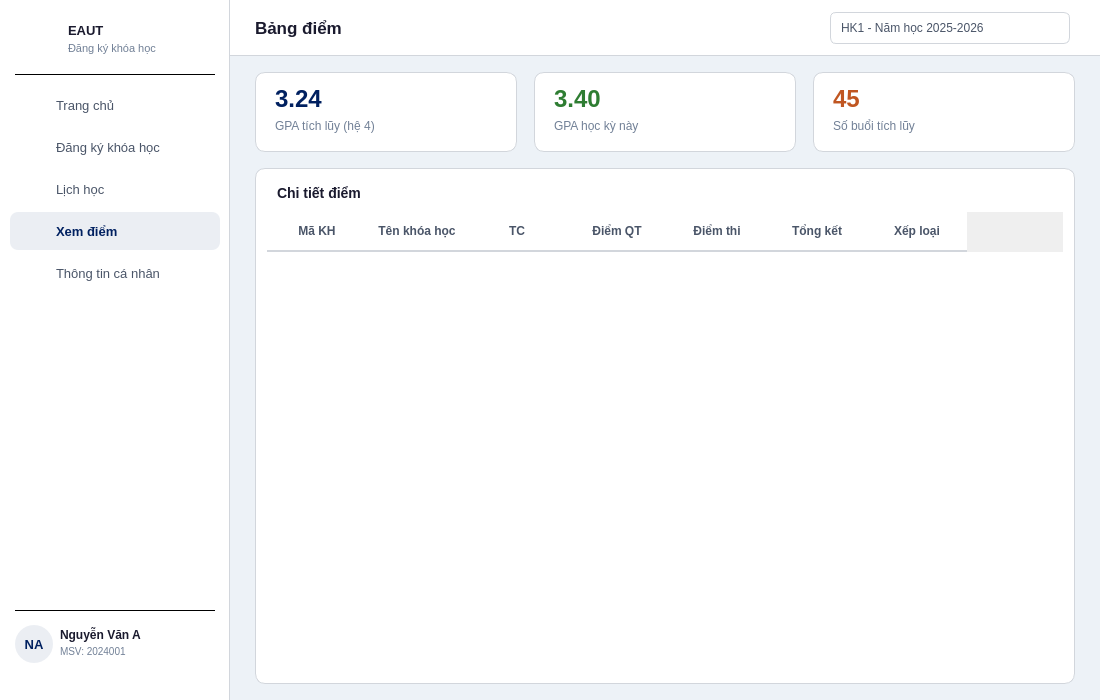
Above: frontend/ui/grades.ui from abcxyzawe/BaiTapLonPy before the change. Below: the same form after it.
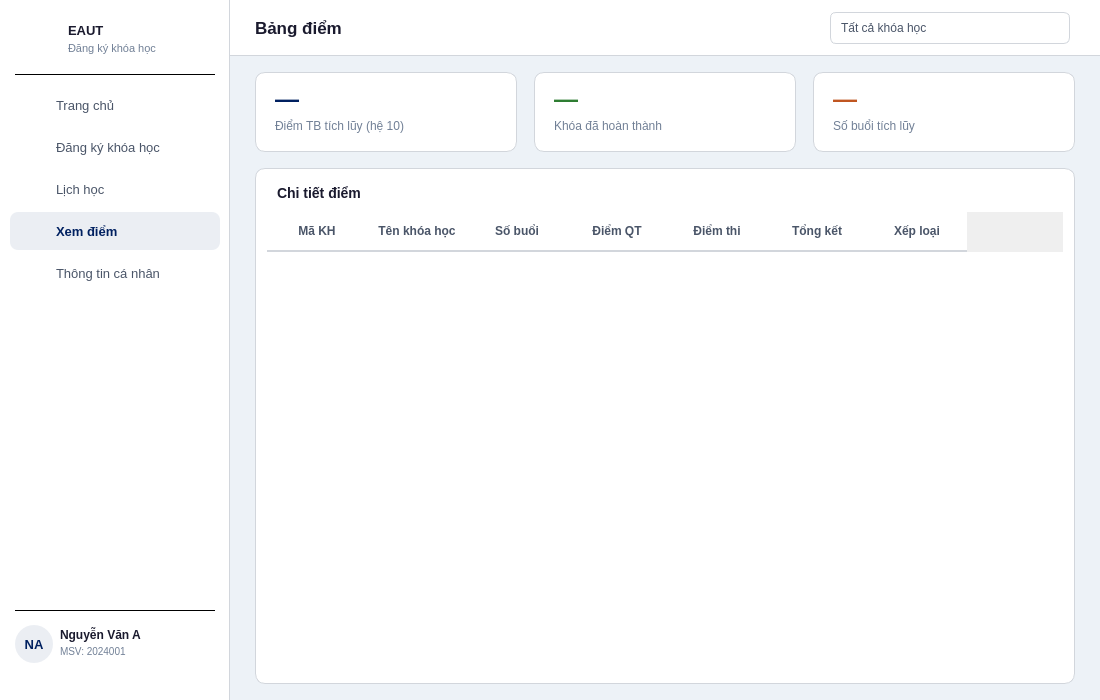
That is the form after the change.

```diff
--- a/frontend/ui/grades.ui
+++ b/frontend/ui/grades.ui
@@ -57,9 +57,7 @@
     <widget class="QComboBox" name="cboSemester">
      <property name="geometry"><rect><x>600</x><y>12</y><width>240</width><height>32</height></rect></property>
      <property name="styleSheet"><string notr="true">QComboBox { border: 1px solid #d2d6dc; border-radius: 6px; padding: 5px 10px; font-size: 12px; background: white; color: #4a5568; } QComboBox::drop-down { border: none; }</string></property>
-     <item><property name="text"><string>HK1 - Năm học 2025-2026</string></property></item>
-     <item><property name="text"><string>HK2 - Năm học 2024-2025</string></property></item>
-     <item><property name="text"><string>Tất cả học kỳ</string></property></item>
+     <item><property name="text"><string>Tất cả khóa học</string></property></item>
     </widget>
    </widget>
 
@@ -68,24 +66,24 @@
     <property name="geometry"><rect><x>25</x><y>72</y><width>262</width><height>80</height></rect></property>
     <property name="styleSheet"><string notr="true">QFrame#gpaCard1 { background: white; border: 1px solid #d2d6dc; border-radius: 10px; }</string></property>
     <property name="frameShape"><enum>QFrame::NoFrame</enum></property>
-    <widget class="QLabel" name="lblGpa"><property name="geometry"><rect><x>20</x><y>12</y><width>100</width><height>30</height></rect></property><property name="styleSheet"><string notr="true">color: #002060; font-size: 24px; font-weight: bold; background: transparent;</string></property><property name="text"><string>3.24</string></property></widget>
-    <widget class="QLabel" name="lblGpaLabel"><property name="geometry"><rect><x>20</x><y>46</y><width>200</width><height>16</height></rect></property><property name="styleSheet"><string notr="true">color: #718096; font-size: 12px; background: transparent;</string></property><property name="text"><string>GPA tích lũy (hệ 4)</string></property></widget>
+    <widget class="QLabel" name="lblGpa"><property name="geometry"><rect><x>20</x><y>12</y><width>180</width><height>30</height></rect></property><property name="styleSheet"><string notr="true">color: #002060; font-size: 24px; font-weight: bold; background: transparent;</string></property><property name="text"><string>—</string></property></widget>
+    <widget class="QLabel" name="lblGpaLabel"><property name="geometry"><rect><x>20</x><y>46</y><width>220</width><height>16</height></rect></property><property name="styleSheet"><string notr="true">color: #718096; font-size: 12px; background: transparent;</string></property><property name="text"><string>Điểm TB tích lũy (hệ 10)</string></property></widget>
    </widget>
 
    <widget class="QFrame" name="gpaCard2">
     <property name="geometry"><rect><x>304</x><y>72</y><width>262</width><height>80</height></rect></property>
     <property name="styleSheet"><string notr="true">QFrame#gpaCard2 { background: white; border: 1px solid #d2d6dc; border-radius: 10px; }</string></property>
     <property name="frameShape"><enum>QFrame::NoFrame</enum></property>
-    <widget class="QLabel" name="lblGpaSem"><property name="geometry"><rect><x>20</x><y>12</y><width>100</width><height>30</height></rect></property><property name="styleSheet"><string notr="true">color: #2e7d32; font-size: 24px; font-weight: bold; background: transparent;</string></property><property name="text"><string>3.40</string></property></widget>
-    <widget class="QLabel" name="lblGpaSemLabel"><property name="geometry"><rect><x>20</x><y>46</y><width>200</width><height>16</height></rect></property><property name="styleSheet"><string notr="true">color: #718096; font-size: 12px; background: transparent;</string></property><property name="text"><string>GPA học kỳ này</string></property></widget>
+    <widget class="QLabel" name="lblGpaSem"><property name="geometry"><rect><x>20</x><y>12</y><width>180</width><height>30</height></rect></property><property name="styleSheet"><string notr="true">color: #2e7d32; font-size: 24px; font-weight: bold; background: transparent;</string></property><property name="text"><string>—</string></property></widget>
+    <widget class="QLabel" name="lblGpaSemLabel"><property name="geometry"><rect><x>20</x><y>46</y><width>220</width><height>16</height></rect></property><property name="styleSheet"><string notr="true">color: #718096; font-size: 12px; background: transparent;</string></property><property name="text"><string>Khóa đã hoàn thành</string></property></widget>
    </widget>
 
    <widget class="QFrame" name="gpaCard3">
     <property name="geometry"><rect><x>583</x><y>72</y><width>262</width><height>80</height></rect></property>
     <property name="styleSheet"><string notr="true">QFrame#gpaCard3 { background: white; border: 1px solid #d2d6dc; border-radius: 10px; }</string></property>
     <property name="frameShape"><enum>QFrame::NoFrame</enum></property>
-    <widget class="QLabel" name="lblTotalCredits"><property name="geometry"><rect><x>20</x><y>12</y><width>100</width><height>30</height></rect></property><property name="styleSheet"><string notr="true">color: #c05621; font-size: 24px; font-weight: bold; background: transparent;</string></property><property name="text"><string>45</string></property></widget>
-    <widget class="QLabel" name="lblTotalCreditsLabel"><property name="geometry"><rect><x>20</x><y>46</y><width>200</width><height>16</height></rect></property><property name="styleSheet"><string notr="true">color: #718096; font-size: 12px; background: transparent;</string></property><property name="text"><string>Số buổi tích lũy</string></property></widget>
+    <widget class="QLabel" name="lblTotalCredits"><property name="geometry"><rect><x>20</x><y>12</y><width>180</width><height>30</height></rect></property><property name="styleSheet"><string notr="true">color: #c05621; font-size: 24px; font-weight: bold; background: transparent;</string></property><property name="text"><string>—</string></property></widget>
+    <widget class="QLabel" name="lblTotalCreditsLabel"><property name="geometry"><rect><x>20</x><y>46</y><width>220</width><height>16</height></rect></property><property name="styleSheet"><string notr="true">color: #718096; font-size: 12px; background: transparent;</string></property><property name="text"><string>Số buổi tích lũy</string></property></widget>
    </widget>
 
    <!-- Bang diem -->
@@ -112,7 +110,7 @@
      <property name="columnCount"><number>7</number></property>
      <column><property name="text"><string>Mã KH</string></property></column>
      <column><property name="text"><string>Tên khóa học</string></property></column>
-     <column><property name="text"><string>TC</string></property></column>
+     <column><property name="text"><string>Số buổi</string></property></column>
      <column><property name="text"><string>Điểm QT</string></property></column>
      <column><property name="text"><string>Điểm thi</string></property></column>
      <column><property name="text"><string>Tổng kết</string></property></column>
```
Left out of the diff: 3 changed lines with no effect on the pictures.
